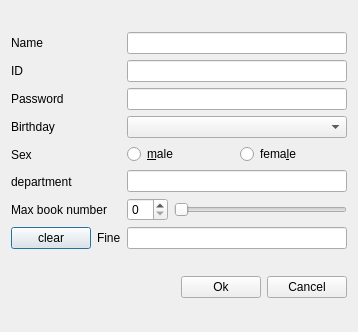
Above: sourcecode/dmodifyreader.ui from LiuzhouChan/database-Project-with-QT before the change. Below: the same form after it.
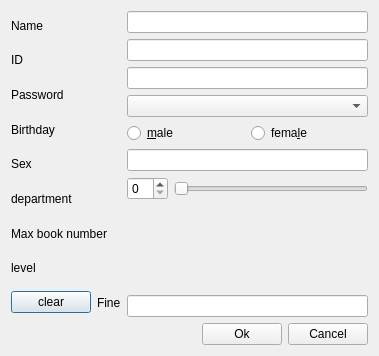
That is the form after the change. Custom widgets are drawn as their Qt base class.

```diff
--- a/sourcecode/dmodifyreader.ui
+++ b/sourcecode/dmodifyreader.ui
@@ -6,8 +6,8 @@
    <rect>
     <x>0</x>
     <y>0</y>
-    <width>358</width>
-    <height>332</height>
+    <width>379</width>
+    <height>356</height>
    </rect>
   </property>
   <property name="windowTitle">
@@ -67,6 +67,13 @@
          </property>
         </widget>
        </item>
+       <item>
+        <widget class="QLabel" name="label_9">
+         <property name="text">
+          <string>level</string>
+         </property>
+        </widget>
+       </item>
        <item>
         <layout class="QHBoxLayout" name="horizontalLayout_5">
          <item>
@@ -162,6 +169,16 @@
          </item>
         </layout>
        </item>
+       <item>
+        <widget class="KRatingWidget" name="kratingwidget">
+         <property name="maxRating">
+          <number>3</number>
+         </property>
+         <property name="halfStepsEnabled">
+          <bool>false</bool>
+         </property>
+        </widget>
+       </item>
        <item>
         <widget class="QLineEdit" name="lineEdit_8">
          <property name="readOnly">
@@ -212,6 +229,11 @@
    <extends>QComboBox</extends>
    <header>kdatecombobox.h</header>
   </customwidget>
+  <customwidget>
+   <class>KRatingWidget</class>
+   <extends>QFrame</extends>
+   <header>kratingwidget.h</header>
+  </customwidget>
  </customwidgets>
  <resources/>
  <connections>
```
